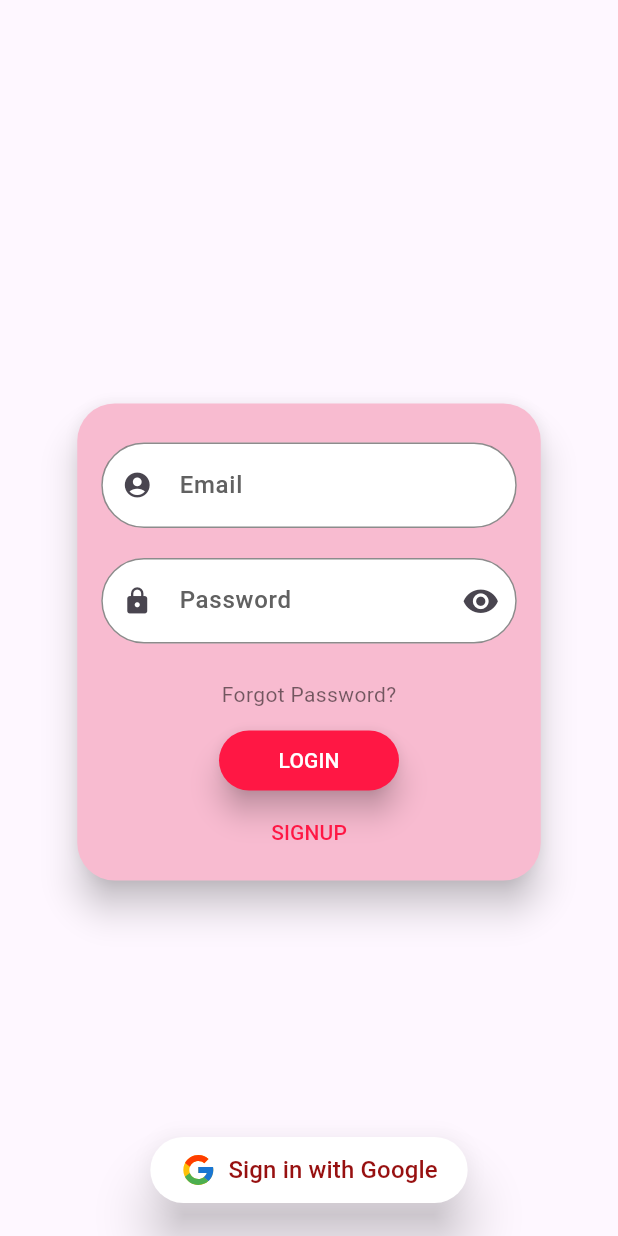
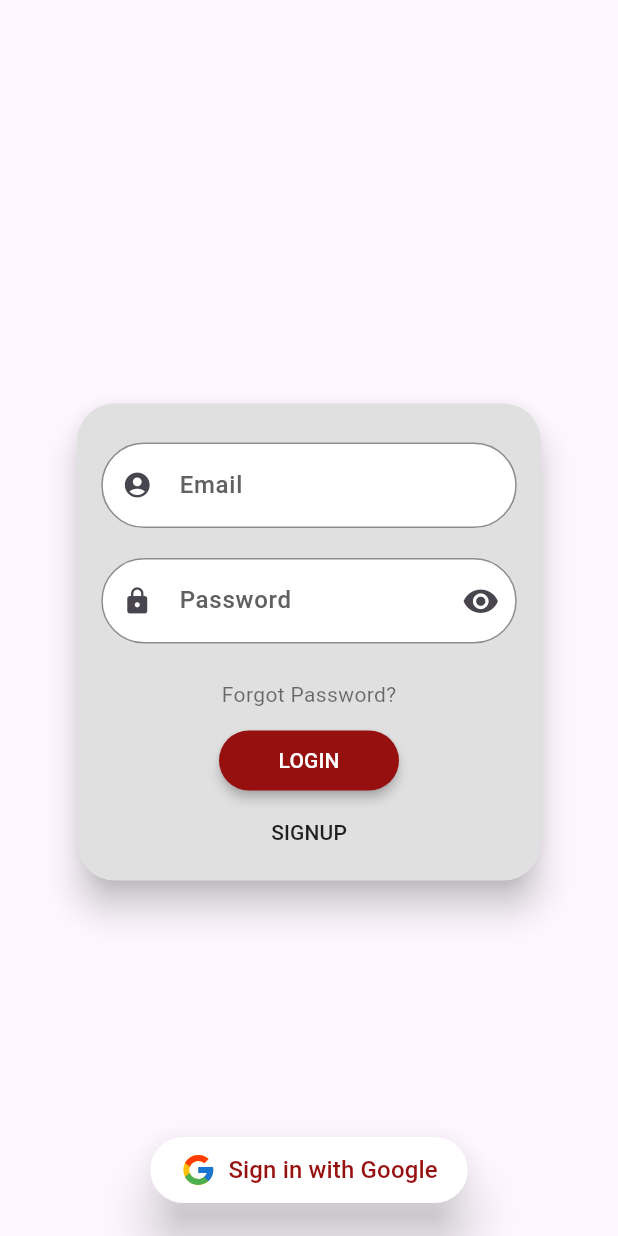
Before and after one commit to zaheen4/mediflow-app, a Flutter app: the screen it shows after launch, on a phone screen of 412 x 824 dp. Run offline on Flutter 3.47's test engine with Material 3 defaults, Android fonts, the light colour scheme and no system bars; drawn by our look-alikes of flutter_login; our stand-ins replace firebase_auth, firebase_core, flutter_svg, google_fonts, google_sign_in; accounts and stored records are empty.

Commit message:
Changed color of login page. Still there are some colors that needs to be changed.

```diff
--- a/lib/pages/home_page.dart
+++ b/lib/pages/home_page.dart
@@ -78,7 +78,7 @@ class _HomePageState extends State<HomePage> {
               _scaffoldKey.currentState?.openDrawer(), // Open drawer using key
         ),
         title: Padding(
-          padding: const EdgeInsets.symmetric(horizontal: 90),
+          padding: const EdgeInsets.symmetric(horizontal: 72),
           child: Text(
             'MediFlow',
             style: TextStyle(color: Colors.grey[900]),
--- a/lib/pages/login_page.dart
+++ b/lib/pages/login_page.dart
@@ -124,25 +124,25 @@ class _LoginPageState extends State<LoginPage> {
               Navigator.of(context).pushReplacementNamed('/pages/home_page');
             },
             theme: LoginTheme(
-              switchAuthTextColor: Colors.redAccent.shade400,
+              switchAuthTextColor: Colors.black87,
               pageColorLight: Colors.transparent,
               pageColorDark: Colors.transparent,
               cardTheme: CardTheme(
-                color: Colors.pink.shade100,
+                color: Colors.grey[300],
                 elevation: 10,
-                shadowColor: Colors.pink.shade200,
+                shadowColor: Colors.black45,
                 shape: RoundedRectangleBorder(
                   borderRadius: BorderRadius.circular(25),
                 ),
               ),
               buttonTheme: LoginButtonTheme(
-                splashColor: Colors.pinkAccent.shade100,
-                backgroundColor: Colors.redAccent.shade400,
-                highlightColor: Colors.pink.shade300,
+                splashColor: Colors.red,
+                backgroundColor: secondaryColor,
+                highlightColor: Colors.white,
                 shape: RoundedRectangleBorder(
                   borderRadius: BorderRadius.circular(30),
                 ),
-                elevation: 8,
+                elevation: 3,
               ),
               inputTheme: InputDecorationTheme(
                 filled: true,
@@ -154,7 +154,7 @@ class _LoginPageState extends State<LoginPage> {
                 floatingLabelBehavior: FloatingLabelBehavior.always,
                 border: OutlineInputBorder(
                   borderRadius: BorderRadius.circular(30),
-                  borderSide: BorderSide(color: Colors.pink.shade200),
+                  borderSide: BorderSide(color: primaryColor),
                 ),
                 enabledBorder: OutlineInputBorder(
                   borderRadius: BorderRadius.circular(30),
@@ -171,7 +171,7 @@ class _LoginPageState extends State<LoginPage> {
                 ),
                 hintStyle: TextStyle(
                   fontSize: 14,
-                  color: Colors.grey.shade500,
+                  color: Colors.white,
                 ),
               ),
             ),
--- a/lib/pages/profile_page.dart
+++ b/lib/pages/profile_page.dart
@@ -141,7 +141,7 @@ class _ProfilePageState extends State<ProfilePage> {
   Widget build(BuildContext context) {
     return Scaffold(
       appBar: AppBar(
-        title: const Text(
+        title: Text(
           "Profile",
           style: TextStyle(color: Colors.white),
         ),
@@ -170,6 +170,9 @@ class _ProfilePageState extends State<ProfilePage> {
             ElevatedButton(
               onPressed: _showEditProfileDialog,
               child: const Text("Edit Profile"),
+              style: ElevatedButton.styleFrom(
+                alignment: Alignment.centerRight,
+              ),
             ),
           ],
         ),
```
